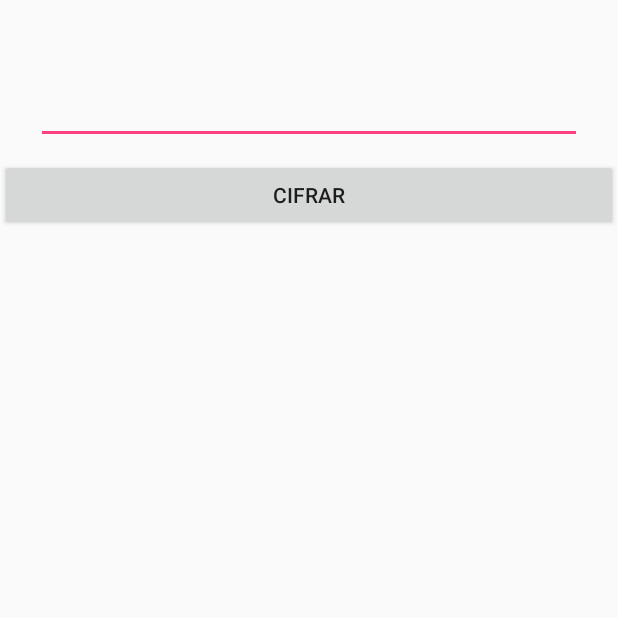
After one commit to Angel45604/BinaryFormat, an Android app: the fragment Section3Fragment shown on its own in the app's theme, on a phone screen of 412 x 824 dp, the top half of it. The commit adds this screen. Run offline under Robolectric (Android 15) with nearby library versions, the phone set to English and light mode, and no system bars.

Commit message:
Including DES (ks)

```diff
--- a/app/build.gradle
+++ b/app/build.gradle
@@ -24,11 +24,11 @@ dependencies {
     androidTestCompile('com.android.support.test.espresso:espresso-core:2.2.2', {
         exclude group: 'com.android.support', module: 'support-annotations'
     })
+
     compile 'com.android.support:appcompat-v7:26.+'
     compile 'com.android.support.constraint:constraint-layout:1.0.2'
     compile 'com.android.support:design:26.+'
     compile 'com.android.support:support-v4:26.+'
     compile 'com.jakewharton:butterknife:6.1.0'
-
     testCompile 'junit:junit:4.12'
 }
--- /dev/null
+++ b/app/src/main/java/com/marcos/angel/binaryformat/fragment/DES/Section3Fragment.java
@@ -0,0 +1,71 @@
+package com.marcos.angel.binaryformat.fragment.DES;
+
+import android.content.Context;
+import android.net.Uri;
+import android.os.Bundle;
+import android.support.design.widget.TextInputEditText;
+import android.support.v4.app.Fragment;
+import android.util.Log;
+import android.view.LayoutInflater;
+import android.view.View;
+import android.view.ViewGroup;
+import android.widget.Button;
+
+import com.marcos.angel.binaryformat.R;
+
+public class Section3Fragment extends Fragment {
+
+    private static final String TAG = "Section3Fragment";
+    private Binarization binarization;
+    private DES des;
+    private TextInputEditText plainText;
+    private Button button;
+
+
+
+    public Section3Fragment() {
+    }
+
+    @Override
+    public View onCreateView(LayoutInflater inflater, ViewGroup container,
+                             Bundle savedInstanceState) {
+        View inflate = inflater.inflate(R.layout.fragment_section3, container, false);
+
+        plainText = (TextInputEditText) inflate.findViewById(R.id.plainText);
+        button = (Button) inflate.findViewById(R.id.btnDES);
+
+        binarization = new Binarization();
+        des = new DES();
+
+        button.setOnClickListener(new View.OnClickListener() {
+            @Override
+            public void onClick(View view) {
+                String binarizedText= des.set64Bits(binarization.Binarization(plainText.getText().toString()));
+                String[] binarizedText64 = new String[binarizedText.length()/64];
+                String[][] ks = new String[binarizedText64.length][des.getITERATIONScount()];
+                Log.d(TAG,binarizedText);
+                Log.d(TAG,"TAMANO "+binarizedText64.length);
+
+                for(int i=0;i<binarizedText64.length;i++){
+                    binarizedText64[i]=binarizedText.substring(i*64,(i+1)*64);
+                    des.setC(des.permutedchoice1(binarizedText64[i]));
+
+                    //KS
+                    for(int j=0;j<des.getITERATIONScount();j++){
+                        String cdx= des.rotation(des.getC(),j);
+                        Log.d(TAG,"pt"+i+" C"+(j+1)+": "+cdx);
+                        ks[i][j]=des.permutedchoice2(cdx);
+                        Log.d(TAG,"pt"+i+" K"+(j+1)+": "+des.permutedchoice2(cdx));
+                        des.setC(cdx);
+                    }
+
+
+                    Log.d(TAG,"-");
+                }
+            }
+        });
+        return inflate;
+    }
+
+
+}
--- a/app/src/main/java/com/marcos/angel/binaryformat/fragment/Section2Fragment.java
+++ b/app/src/main/java/com/marcos/angel/binaryformat/fragment/feistel/Section2Fragment.java
@@ -1,7 +1,5 @@
-package com.marcos.angel.binaryformat.fragment;
+package com.marcos.angel.binaryformat.fragment.feistel;
 
-import android.content.Context;
-import android.net.Uri;
 import android.os.Bundle;
 import android.support.design.widget.TextInputEditText;
 import android.support.v4.app.Fragment;
@@ -16,6 +14,7 @@ import android.widget.Spinner;
 import android.widget.TextView;
 
 import com.marcos.angel.binaryformat.R;
+import com.marcos.angel.binaryformat.fragment.feistel.logicOperators.Operators;
 
 public class Section2Fragment extends Fragment implements AdapterView.OnItemSelectedListener {
 
--- a/app/src/main/java/com/marcos/angel/binaryformat/fragment/Operators.java
+++ b/app/src/main/java/com/marcos/angel/binaryformat/fragment/feistel/logicOperators/Operators.java
@@ -1,4 +1,4 @@
-package com.marcos.angel.binaryformat.fragment;
+package com.marcos.angel.binaryformat.fragment.feistel.logicOperators;
 
 /**
  * Created by Angel on 03/09/2017.
--- a/app/src/main/res/layout/fragment_section1.xml
+++ b/app/src/main/res/layout/fragment_section1.xml
@@ -4,7 +4,7 @@
     android:layout_height="match_parent"
     xmlns:app="http://schemas.android.com/apk/res-auto"
     android:screenOrientation="portrait"
-    tools:context="com.marcos.angel.binaryformat.fragment.Section1Fragment">
+    tools:context="com.marcos.angel.binaryformat.fragment.binary.Section1Fragment">
 
     <!-- TODO: Update blank fragment layout -->
     <ScrollView
--- a/app/src/main/res/layout/fragment_section2.xml
+++ b/app/src/main/res/layout/fragment_section2.xml
@@ -3,7 +3,7 @@
     android:layout_width="match_parent"
     android:layout_height="match_parent"
     android:screenOrientation="portrait"
-    tools:context="com.marcos.angel.binaryformat.fragment.Section2Fragment">
+    tools:context="com.marcos.angel.binaryformat.fragment.feistel.Section2Fragment">
 
     <ScrollView
         android:layout_width="match_parent"
--- /dev/null
+++ b/app/src/main/res/layout/fragment_section3.xml
@@ -0,0 +1,45 @@
+<android.support.design.widget.CoordinatorLayout xmlns:android="http://schemas.android.com/apk/res/android"
+    xmlns:tools="http://schemas.android.com/tools"
+    android:layout_width="match_parent"
+    android:layout_height="match_parent"
+    xmlns:app="http://schemas.android.com/apk/res-auto"
+    android:screenOrientation="portrait"
+    tools:context="com.marcos.angel.binaryformat.fragment.DES.Section3Fragment">
+
+    <ScrollView
+        android:layout_width="match_parent"
+        android:layout_height="match_parent">
+
+        <LinearLayout
+            android:layout_marginTop="16dp"
+            android:layout_width="match_parent"
+            android:layout_height="match_parent"
+            android:orientation="vertical"
+            android:textAlignment="center">
+
+            <android.support.design.widget.TextInputLayout
+                android:layout_marginLeft="24dp"
+                android:layout_marginRight="24dp"
+                android:layout_marginTop="24dp"
+                android:layout_marginBottom="10dp"
+                android:layout_width="match_parent"
+                android:layout_height="wrap_content">
+
+                <android.support.design.widget.TextInputEditText
+                    android:id="@+id/plainText"
+                    android:layout_width="match_parent"
+                    android:layout_height="wrap_content" />
+
+            </android.support.design.widget.TextInputLayout>
+
+            <Button
+                android:id="@+id/btnDES"
+                android:layout_width="match_parent"
+                android:layout_height="wrap_content"
+                android:text="Cifrar"/>
+
+        </LinearLayout>
+
+    </ScrollView>
+
+</android.support.design.widget.CoordinatorLayout>
```
Also changed, not shown: app/src/main/java/com/marcos/angel/binaryformat/MainActivity.java (+2 -9 lines), app/src/main/java/com/marcos/angel/binaryformat/fragment/DES/Binarization.java (added, +31 -0 lines), app/src/main/java/com/marcos/angel/binaryformat/fragment/DES/DES.java (added, +118 -0 lines), app/src/main/java/com/marcos/angel/binaryformat/fragment/binary/Section1Fragment.java (renamed from app/src/main/java/com/marcos/angel/binaryformat/fragment/Section1Fragment.java, +2 -56 lines), app/src/main/java/com/marcos/angel/binaryformat/fragmentPagerAdapter/ViewPagerAdapter.java (+8 -3 lines).
